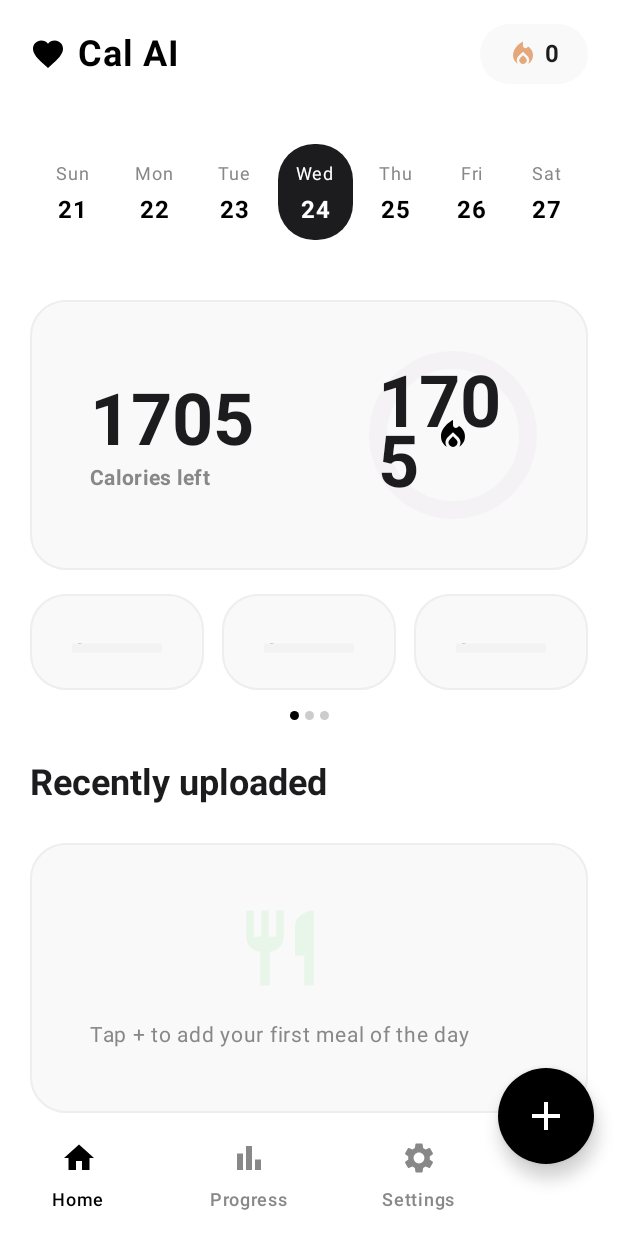
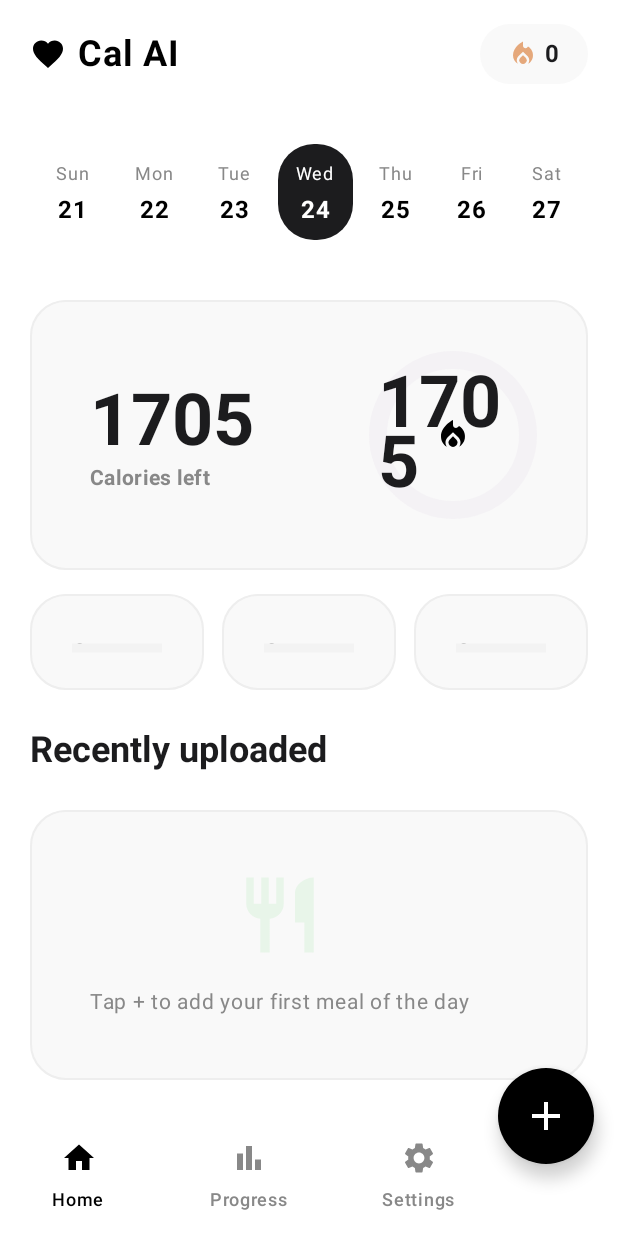
Before and after one commit to isaacmuigai-dev/CalView, an Android app built with Jetpack Compose: the MainTabs screen opened through its navigation route, on a phone screen of 412 x 824 dp. Run offline under Robolectric (Android 15) with nearby library versions, the phone set to English and light mode, and no system bars; our stand-ins replace Dagger/Hilt's generated code, Room's generated code.

Commit message:
chore: Add debugImplementation for compose UI tooling to all modules
Added debugImplementation(libs.androidx.compose.ui.tooling) to:
- core-ui
- feature-dashboard
- feature-onboarding
- feature-scanner

This enables proper preview rendering in Android Studio and fixes HorizontalPager import issue in DashboardScreen.

```diff
--- a/core-ui/build.gradle.kts
+++ b/core-ui/build.gradle.kts
@@ -46,4 +46,6 @@ dependencies {
     implementation(libs.androidx.compose.ui.tooling.preview)
     implementation(libs.androidx.compose.material3)
     implementation(libs.androidx.compose.material.icons.extended)
+
+    debugImplementation(libs.androidx.compose.ui.tooling)
 }
--- a/feature-dashboard/build.gradle.kts
+++ b/feature-dashboard/build.gradle.kts
@@ -60,4 +60,6 @@ dependencies {
 
     // Navigation
     implementation(libs.androidx.navigation.compose)
+
+    debugImplementation(libs.androidx.compose.ui.tooling)
 }
--- a/feature-dashboard/src/main/java/com/example/calview/feature/dashboard/DashboardScreen.kt
+++ b/feature-dashboard/src/main/java/com/example/calview/feature/dashboard/DashboardScreen.kt
@@ -1,10 +1,14 @@
 package com.example.calview.feature.dashboard
 
 import androidx.compose.foundation.background
+import androidx.compose.foundation.clickable
 import androidx.compose.foundation.layout.*
 import androidx.compose.foundation.lazy.LazyColumn
 import androidx.compose.foundation.lazy.items
+import androidx.compose.foundation.pager.HorizontalPager
+import androidx.compose.foundation.pager.rememberPagerState
 import androidx.compose.material.icons.Icons
+import androidx.compose.material.icons.automirrored.filled.DirectionsWalk
 import androidx.compose.material.icons.filled.*
 import androidx.compose.material3.*
 import androidx.compose.runtime.Composable
@@ -12,24 +16,21 @@ import androidx.compose.runtime.collectAsState
 import androidx.compose.runtime.getValue
 import androidx.compose.ui.Alignment
 import androidx.compose.ui.Modifier
+import androidx.compose.ui.draw.clip
 import androidx.compose.ui.graphics.Color
 import androidx.compose.ui.graphics.vector.ImageVector
 import androidx.compose.ui.text.font.FontWeight
+import androidx.compose.ui.text.style.TextAlign
+import androidx.compose.ui.tooling.preview.Preview
 import androidx.compose.ui.unit.dp
 import androidx.compose.ui.unit.sp
+import com.example.calview.core.data.local.MealEntity
 import com.example.calview.core.ui.components.CalAICard
-import androidx.compose.ui.text.style.TextAlign
-import androidx.compose.ui.tooling.preview.Preview
-import androidx.compose.foundation.pager.HorizontalPager
-import androidx.compose.foundation.pager.rememberPagerState
-import androidx.compose.foundation.shape.CircleShape
-import androidx.compose.foundation.shape.RoundedCornerShape
-import com.example.calview.core.data.local.MealEntity
 import com.example.calview.feature.dashboard.components.CalorieRing
 import com.example.calview.feature.dashboard.components.MacroStatsRow
-import androidx.compose.ui.draw.clip
 import java.util.Calendar
 import java.util.Locale
+
 
 @Composable
 fun DashboardScreen(
@@ -52,8 +53,6 @@ fun DashboardContent(
     onAddWater: () -> Unit,
     onRemoveWater: () -> Unit
 ) {
-    val pagerState = rememberPagerState(pageCount = { 3 })
-
     LazyColumn(
         modifier = Modifier
             .fillMaxSize()
@@ -69,6 +68,7 @@ fun DashboardContent(
         }
 
         item {
+            val pagerState = rememberPagerState(pageCount = { 3 })
             HorizontalPager(
                 state = pagerState,
                 modifier = Modifier.fillMaxWidth().height(260.dp),
@@ -91,23 +91,6 @@ fun DashboardContent(
                         ActivityRow(steps = 0, burned = 0)
                         WaterTrackerCard(consumed = state.waterConsumed, onAdd = onAddWater, onRemove = onRemoveWater)
                     }
-                }
-            }
-
-            // Pager Indicators
-            Row(
-                Modifier.fillMaxWidth().padding(top = 12.dp),
-                horizontalArrangement = Arrangement.Center
-            ) {
-                repeat(pagerState.pageCount) { iteration ->
-                    val color = if (pagerState.currentPage == iteration) Color.Black else Color.LightGray
-                    Box(
-                        modifier = Modifier
-                            .padding(2.dp)
-                            .clip(CircleShape)
-                            .background(color)
-                            .size(6.dp)
-                    )
                 }
             }
         }
@@ -176,7 +159,7 @@ fun MicroCard(label: String, value: String, icon: ImageVector, iconTint: Color,
             Text(label, fontSize = 12.sp, color = Color.Gray)
             Spacer(modifier = Modifier.height(12.dp))
             Box(contentAlignment = Alignment.Center, modifier = Modifier.size(40.dp).align(Alignment.CenterHorizontally)) {
-                CircularProgressIndicator(progress = 0f, strokeWidth = 2.dp, color = iconTint, trackColor = Color(0xFFF3F3F3))
+                CircularProgressIndicator(progress = { 0f }, strokeWidth = 2.dp, color = iconTint, trackColor = Color(0xFFF3F3F3))
                 Icon(icon, null, modifier = Modifier.size(12.dp), tint = iconTint.copy(alpha = 0.5f))
             }
         }
@@ -193,8 +176,8 @@ fun HealthScoreCard(score: Int) {
             }
             Spacer(modifier = Modifier.height(8.dp))
             LinearProgressIndicator(
-                progress = score / 10f,
-                modifier = Modifier.fillMaxWidth().height(8.dp).clip(CircleShape),
+                progress = { score / 10f },
+                modifier = Modifier.fillMaxWidth().height(8.dp).clip(androidx.compose.foundation.shape.CircleShape),
                 color = Color(0xFFE8F5E9),
                 trackColor = Color(0xFFF3F3F3)
             )
@@ -232,7 +215,7 @@ fun ActivityRow(steps: Int, burned: Int) {
             modifier = Modifier.weight(1f)
         ) {
              Row(verticalAlignment = Alignment.CenterVertically, modifier = Modifier.padding(top = 16.dp)) {
-                 Icon(Icons.Filled.DirectionsWalk, null, modifier = Modifier.size(16.dp))
+                 Icon(Icons.AutoMirrored.Filled.DirectionsWalk, null, modifier = Modifier.size(16.dp))
                  Text(" Steps +0", fontSize = 12.sp, fontWeight = FontWeight.Bold)
              }
         }
@@ -267,7 +250,7 @@ fun WaterTrackerCard(consumed: Int, onAdd: () -> Unit, onRemove: () -> Unit) {
             }
             Row(verticalAlignment = Alignment.CenterVertically) {
                 IconButton(onClick = onRemove) { Icon(Icons.Filled.RemoveCircleOutline, null) }
-                IconButton(onClick = onAdd, modifier = Modifier.background(Color.Black, CircleShape).size(32.dp)) {
+                IconButton(onClick = onAdd, modifier = Modifier.background(Color.Black, androidx.compose.foundation.shape.CircleShape).size(32.dp)) {
                     Icon(Icons.Filled.Add, null, tint = Color.White, modifier = Modifier.size(16.dp))
                 }
             }
@@ -306,7 +289,7 @@ fun HeaderSection() {
 
         Surface(
             color = Color(0xFFF9F9F9),
-            shape = RoundedCornerShape(20.dp),
+            shape = androidx.compose.foundation.shape.RoundedCornerShape(20.dp),
             modifier = Modifier.width(72.dp).height(40.dp)
         ) {
             Row(
@@ -322,7 +305,6 @@ fun HeaderSection() {
 
 @Composable
 fun DateSelector(selectedDate: Calendar, onDateSelected: (Calendar) -> Unit) {
-    val calendar = Calendar.getInstance()
     Row(
         modifier = Modifier
             .fillMaxWidth()
@@ -334,13 +316,13 @@ fun DateSelector(selectedDate: Calendar, onDateSelected: (Calendar) -> Unit) {
             val isSelected = selectedDate.get(Calendar.DAY_OF_YEAR) == day.get(Calendar.DAY_OF_YEAR) && selectedDate.get(Calendar.YEAR) == day.get(Calendar.YEAR)
             Column(
                 horizontalAlignment = Alignment.CenterHorizontally,
-                modifier = if (isSelected) {
-                    Modifier
-                        .background(Color(0xFF1C1C1E), RoundedCornerShape(24.dp))
-                        .padding(vertical = 8.dp, horizontal = 12.dp)
-                } else {
-                    Modifier.padding(vertical = 8.dp, horizontal = 12.dp)
-                }
+                modifier = Modifier
+                    .clickable { onDateSelected(day) }
+                    .background(
+                        color = if (isSelected) Color(0xFF1C1C1E) else Color.Transparent,
+                        shape = androidx.compose.foundation.shape.RoundedCornerShape(24.dp)
+                    )
+                    .padding(vertical = 8.dp, horizontal = 12.dp)
             ) {
                 Text(
                     day.getDisplayName(Calendar.DAY_OF_WEEK, Calendar.SHORT, Locale.getDefault()) ?: "",
--- a/feature-onboarding/build.gradle.kts
+++ b/feature-onboarding/build.gradle.kts
@@ -60,4 +60,6 @@ dependencies {
 
     // Navigation
     implementation(libs.androidx.navigation.compose)
+
+    debugImplementation(libs.androidx.compose.ui.tooling)
 }
--- a/feature-scanner/build.gradle.kts
+++ b/feature-scanner/build.gradle.kts
@@ -65,4 +65,6 @@ dependencies {
 
     // Navigation
     implementation(libs.androidx.navigation.compose)
+
+    debugImplementation(libs.androidx.compose.ui.tooling)
 }
```
Also changed, not shown: 291 other files.
